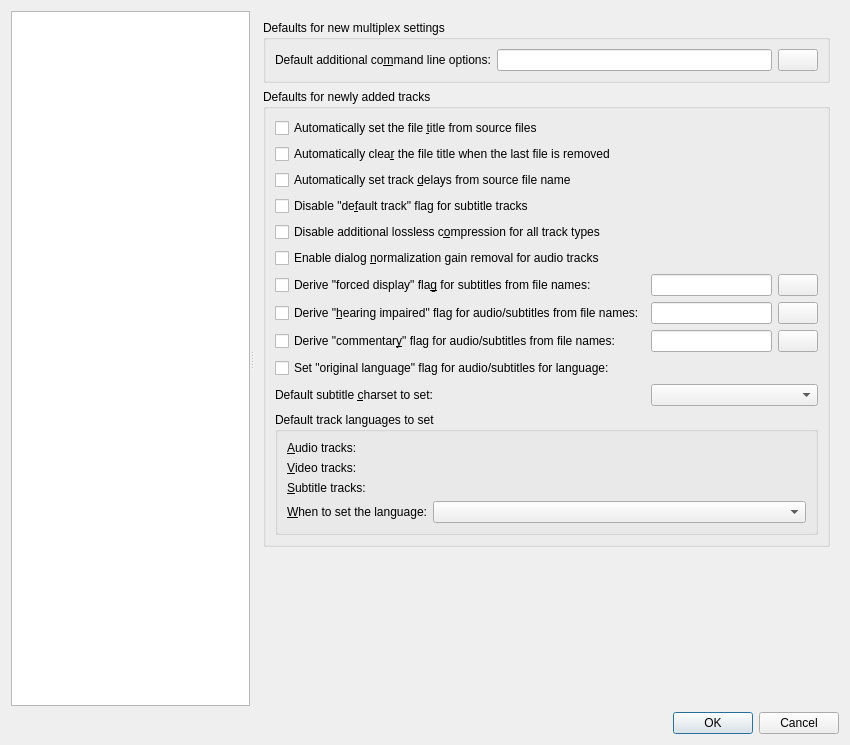
The window that src/mkvtoolnix-gui/forms/main_window/preferences_dialog.ui (jpsdr/MKVToolnix-Windows-7) describes before a commit, drawn with Qt 5.
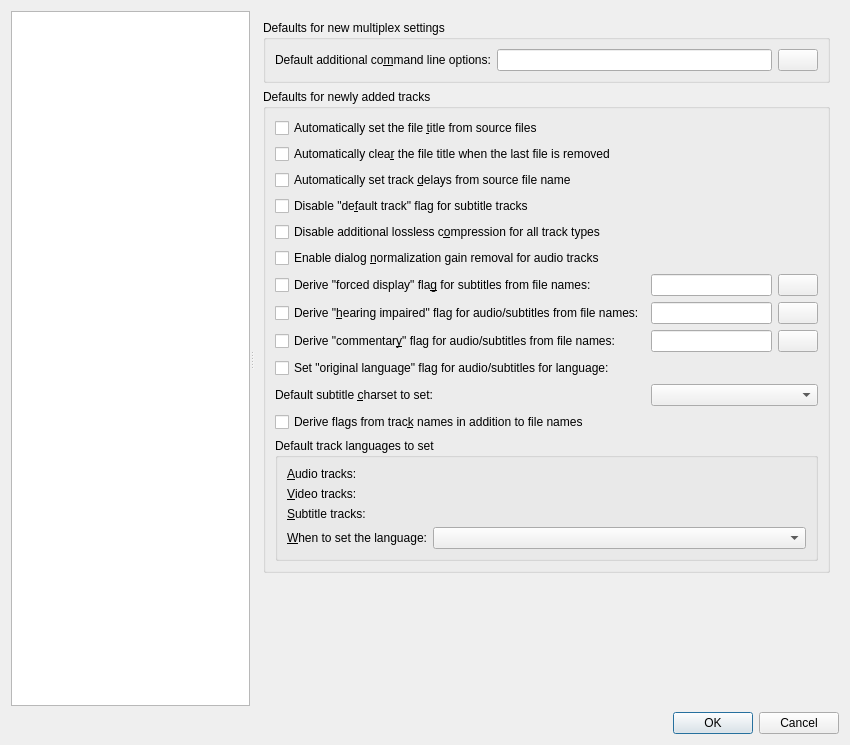
The same window after the commit. The open tabs and pages were chosen to show the change. Icons and pictures are not drawn. Custom widgets are drawn as their Qt base class.

Commit message:
GUI: mux: optionally derive flags from track names when adding files
part of the implementation of #3798

```diff
--- a/src/mkvtoolnix-gui/forms/main_window/preferences_dialog.ui
+++ b/src/mkvtoolnix-gui/forms/main_window/preferences_dialog.ui
@@ -1430,6 +1430,13 @@
              </item>
             </layout>
            </item>
+           <item>
+            <widget class="QCheckBox" name="cbMDeriveFlagsFromTrackNames">
+             <property name="text">
+              <string>Derive flags from trac&amp;k names in addition to file names</string>
+             </property>
+            </widget>
+           </item>
            <item>
             <widget class="QGroupBox" name="groupBox_9">
              <property name="title">
```
Left out of the diff: 139 changed lines with no effect on the pictures. The commit also changes 6 other files.
